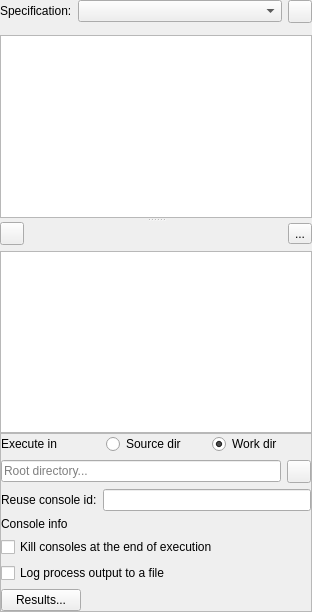
This is spine_items/tool/ui/tool_properties.ui in spine-tools/spine-items as Qt 5 draws it before an edit. The edited form follows.
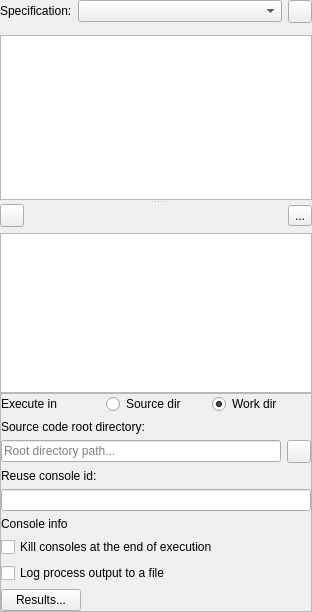
This is the edited form. Icons and pictures are not drawn. Custom widgets are drawn as their Qt base class.

Diff of the .ui file:
```diff
--- a/spine_items/tool/ui/tool_properties.ui
+++ b/spine_items/tool/ui/tool_properties.ui
@@ -312,15 +312,31 @@
             </item>
            </layout>
           </item>
+          <item>
+           <widget class="QLabel" name="label">
+            <property name="text">
+             <string>Source code root directory:</string>
+            </property>
+           </widget>
+          </item>
           <item>
            <layout class="QHBoxLayout" name="horizontalLayout_3">
             <item>
              <widget class="QLineEdit" name="lineEdit_root_directory">
+              <property name="sizePolicy">
+               <sizepolicy hsizetype="Minimum" vsizetype="Fixed">
+                <horstretch>0</horstretch>
+                <verstretch>0</verstretch>
+               </sizepolicy>
+              </property>
               <property name="text">
                <string/>
               </property>
               <property name="placeholderText">
-               <string>Root directory...</string>
+               <string>Root directory path...</string>
+              </property>
+              <property name="clearButtonEnabled">
+               <bool>true</bool>
               </property>
              </widget>
             </item>
@@ -335,8 +351,6 @@
            </layout>
           </item>
           <item>
-           <layout class="QHBoxLayout" name="horizontalLayout_2">
-            <item>
              <widget class="QLabel" name="label_group_id">
               <property name="text">
                <string>Reuse console id:</string>
@@ -345,12 +359,19 @@
             </item>
             <item>
              <widget class="QLineEdit" name="lineEdit_group_id">
+            <property name="sizePolicy">
+             <sizepolicy hsizetype="Minimum" vsizetype="Fixed">
+              <horstretch>0</horstretch>
+              <verstretch>0</verstretch>
+             </sizepolicy>
+            </property>
               <property name="toolTip">
                <string>&lt;html&gt;&lt;head/&gt;&lt;body&gt;&lt;p&gt;Enter an id for sharing a console with other Tools in this project. Leave empty to run this Tool in isolation.&lt;/p&gt;&lt;/body&gt;&lt;/html&gt;</string>
               </property>
-             </widget>
-            </item>
-           </layout>
+            <property name="clearButtonEnabled">
+             <bool>true</bool>
+            </property>
+           </widget>
           </item>
           <item>
            <widget class="ElidedLabel" name="label_jupyter">
```
Lines whose indentation alone changed are shown as unchanged.
